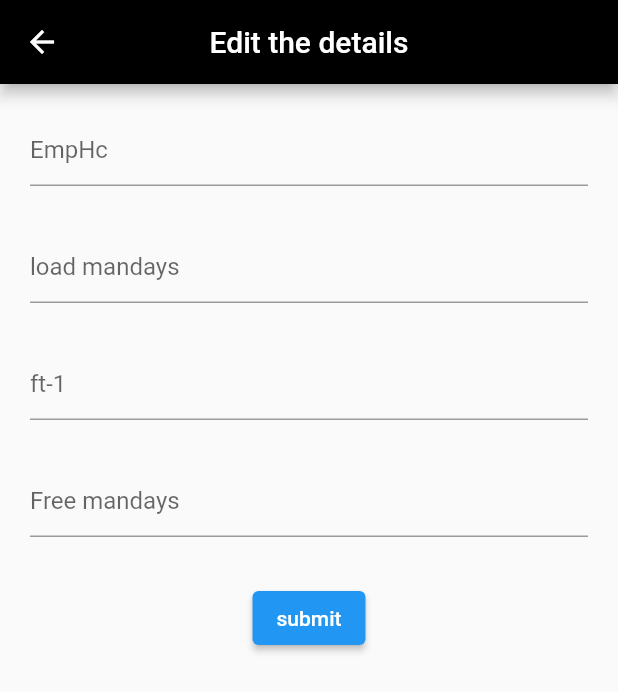
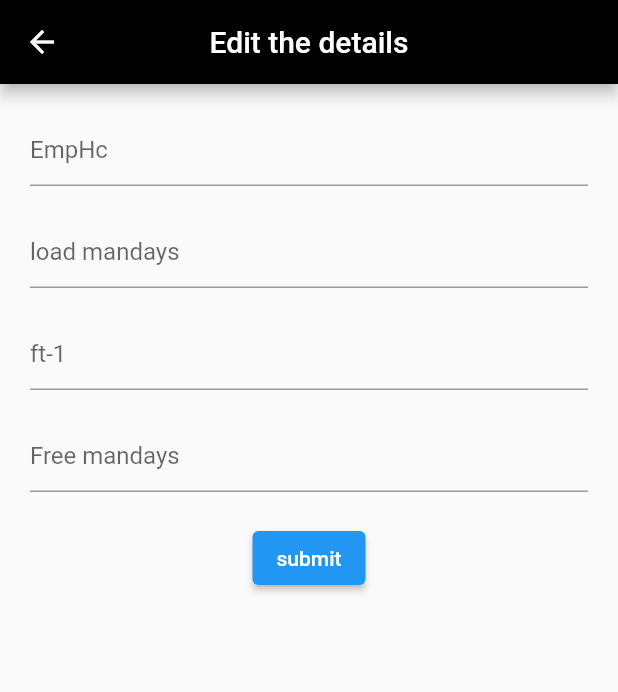
Before and after one commit to Srikar-abhi-ram/Apsolut, a Flutter app: the Editariba screen opened directly, on a phone screen of 412 x 824 dp. Shown: the top 692 px of the screen. Run offline on Flutter 3.47's test engine with Material 2 defaults, Android fonts, the phone set to English and light mode, and no system bars; our stand-ins replace cloud_firestore, curved_navigation_bar, firebase_core; missing offline and left inert: cloud_firestore_web, firebase_core_web; accounts and stored records are empty.

Commit message:
Update editariba.dart

```diff
--- a/lib/screens/ariba_subscreens/editariba.dart
+++ b/lib/screens/ariba_subscreens/editariba.dart
@@ -34,28 +34,28 @@ class _EditaribaState extends State<Editariba> {
                       hintText: "EmpHc"
                     ),
                   ),
-                  SizedBox(height: 30,),
+                  SizedBox(height: 20,),
                   TextFormField(
                     controller: sampledata2,
                     decoration: InputDecoration(
                       hintText: "load mandays"
                     ),
                   ),
-                  SizedBox(height: 30,),
+                  SizedBox(height: 20,),
                   TextFormField(
                     controller: sampledata3,
                     decoration: InputDecoration(
                       hintText: "ft-1"
                     ),
                   ),
-                  SizedBox(height: 30,),
+                  SizedBox(height: 20,),
                   TextFormField(
                     controller: sampledata4,
                     decoration: InputDecoration(
                       hintText: "Free mandays"
                     ),
                   ),
-                  SizedBox(height: 30,),
+                  SizedBox(height: 20,),
 
                 ElevatedButton(
                   onPressed: (){
```
